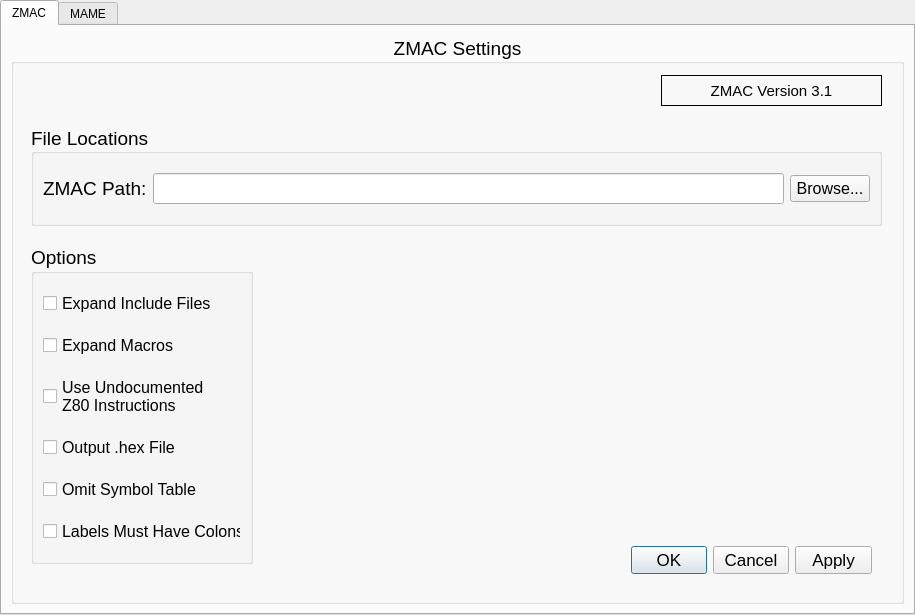
Qt form ui/BAPD_Settings_GUI.ui (tinymouse42/BAPD) before a commit.
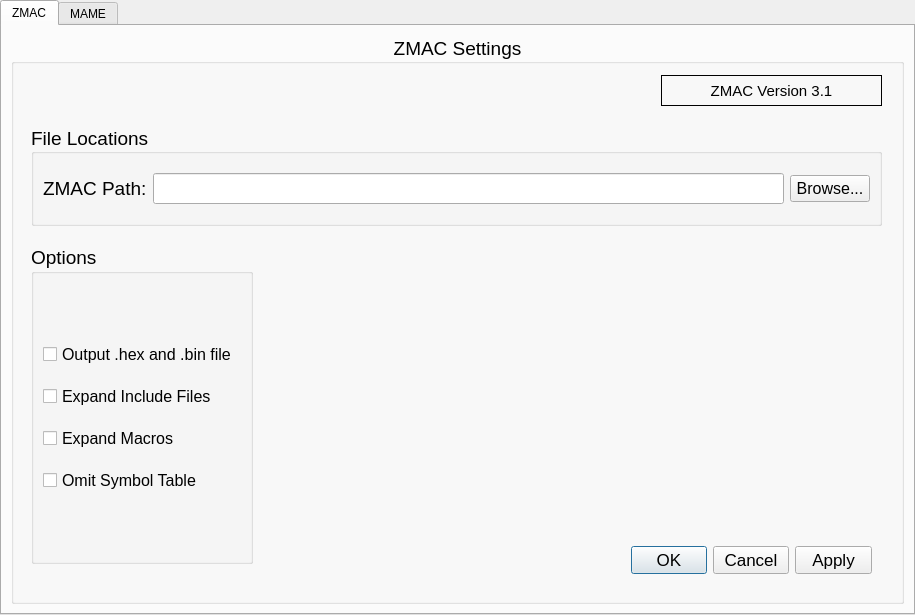
The same form after that commit.

Patch:
```diff
--- a/ui/BAPD_Settings_GUI.ui
+++ b/ui/BAPD_Settings_GUI.ui
@@ -79,6 +79,18 @@
              <property name="spacing">
               <number>17</number>
              </property>
+             <item>
+              <widget class="QCheckBox" name="outputHexFile">
+               <property name="font">
+                <font>
+                 <pointsize>12</pointsize>
+                </font>
+               </property>
+               <property name="text">
+                <string>Output .hex and .bin file</string>
+               </property>
+              </widget>
+             </item>
              <item>
               <widget class="QCheckBox" name="expandIncludeFiles">
                <property name="font">
@@ -87,7 +99,7 @@
                 </font>
                </property>
                <property name="text">
-                <string>Expand Include Files</string>
+                <string>Expand Include Files </string>
                </property>
               </widget>
              </item>
@@ -103,31 +115,6 @@
                </property>
               </widget>
              </item>
-             <item>
-              <widget class="QCheckBox" name="useUndocumentedInstructions">
-               <property name="font">
-                <font>
-                 <pointsize>12</pointsize>
-                </font>
-               </property>
-               <property name="text">
-                <string>Use Undocumented 
-Z80 Instructions</string>
-               </property>
-              </widget>
-             </item>
-             <item>
-              <widget class="QCheckBox" name="outputHexFile">
-               <property name="font">
-                <font>
-                 <pointsize>12</pointsize>
-                </font>
-               </property>
-               <property name="text">
-                <string>Output .hex File</string>
-               </property>
-              </widget>
-             </item>
              <item>
               <widget class="QCheckBox" name="omitSymbolTable">
                <property name="font">
@@ -140,18 +127,6 @@
                </property>
               </widget>
              </item>
-             <item>
-              <widget class="QCheckBox" name="labelsMustHaveColons">
-               <property name="font">
-                <font>
-                 <pointsize>12</pointsize>
-                </font>
-               </property>
-               <property name="text">
-                <string>Labels Must Have Colons</string>
-               </property>
-              </widget>
-             </item>
             </layout>
            </item>
           </layout>
```
Left out of the diff: 4 changed lines with no effect on the pictures.
